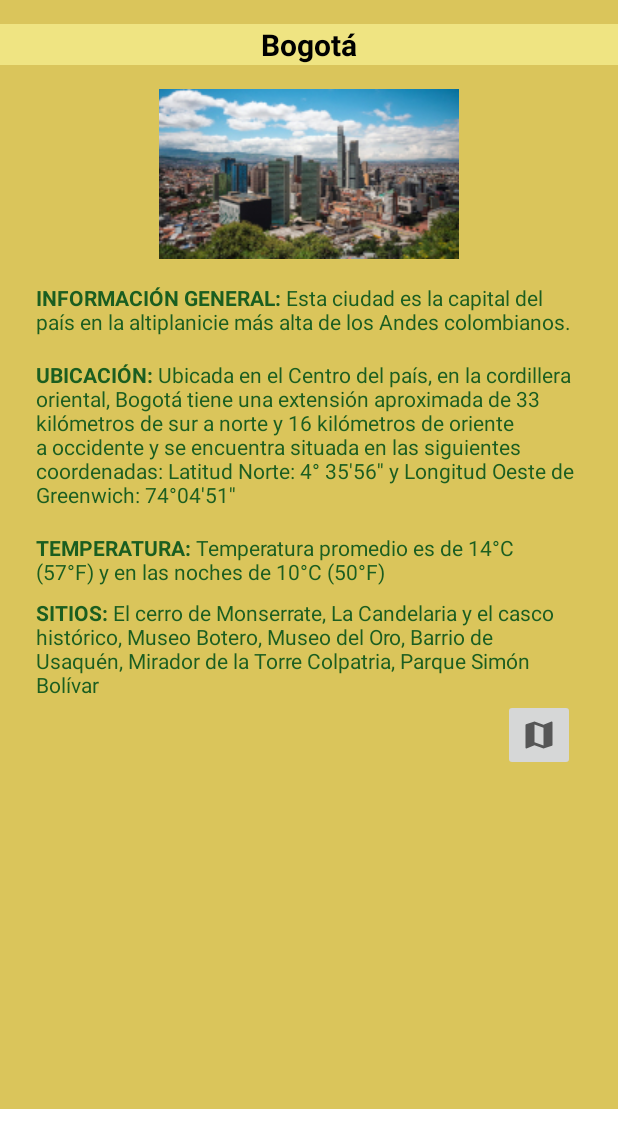
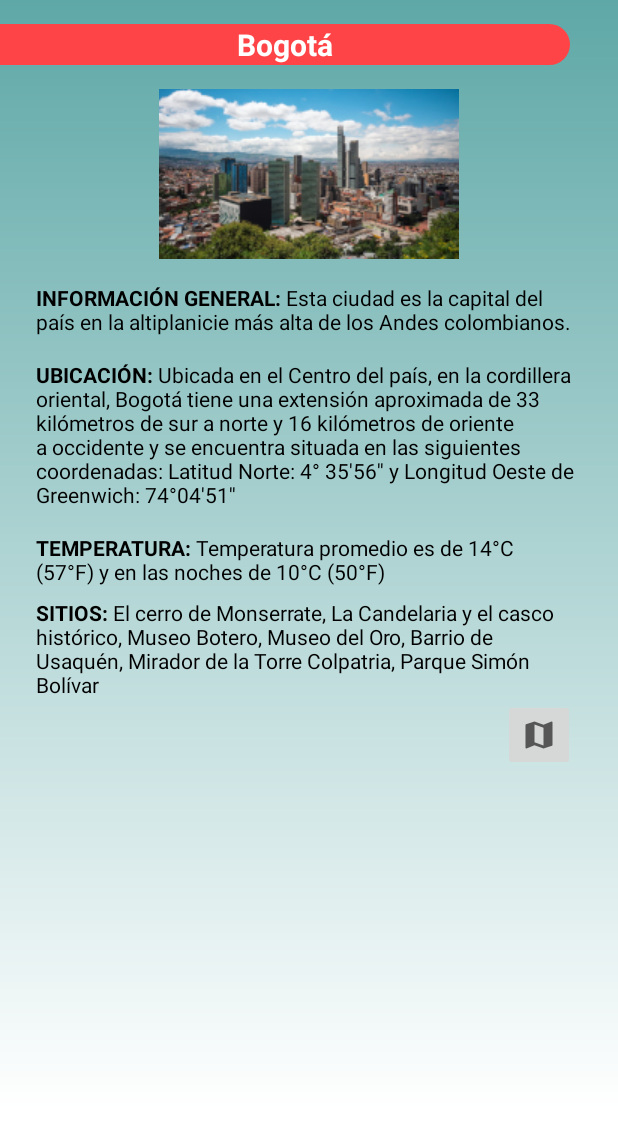
Before and after one commit to J-A-R-V-I-S-cicle-4/Programacion-movil, an Android app: the layout fragment_detail.xml on its own in the app's theme, with its tools: preview values and no code run, on a phone screen of 412 x 824 dp. Shown: the top 1148 px of the screen. Run offline under Robolectric (Android 15) with nearby library versions, the phone set to English and light mode, and no system bars; network calls fail.

Commit message:
ADD Nueva interfaz

```diff
--- a/poi/src/debug/res/values/google_maps_api.xml
+++ b/poi/src/debug/res/values/google_maps_api.xml
@@ -20,5 +20,5 @@
     Once you have your key (it starts with "AIza"), replace the "google_maps_key"
     string in this file.
     -->
-    <string name="google_maps_key" templateMergeStrategy="preserve" translatable="false">AIzaSyAFo8l35UD3BfVorDiKF9PCZ6MZbKPA55k</string>
+    <string name="google_maps_key" templateMergeStrategy="preserve" translatable="false">AIzaSyDXd6SZ9Fwow4llyHI51s4uJb1Zcm-me0A</string>
 </resources>
--- a/poi/src/main/AndroidManifest.xml
+++ b/poi/src/main/AndroidManifest.xml
@@ -9,7 +9,7 @@
          location permissions for the "MyLocation" functionality.
     -->
     <uses-permission android:name="android.permission.ACCESS_FINE_LOCATION" />
-    <uses-permission android:name="android.permission.ACCESS_COARSE_LOCATION"/>
+
     <uses-permission android:name="android.permission.INTERNET" />
 
     <application
--- /dev/null
+++ b/poi/src/main/res/drawable/bordes_redondos.xml
@@ -0,0 +1,10 @@
+<?xml version="1.0" encoding="utf-8"?>
+<selector xmlns:android="http://schemas.android.com/apk/res/android">
+    <item >
+        <shape android:shape="rectangle"  >
+            <corners android:topRightRadius="16dip"
+                    android:bottomRightRadius="16dip"/>
+            <solid android:color="#ff4447"/>
+        </shape>
+    </item>
+</selector>
--- /dev/null
+++ b/poi/src/main/res/drawable/degradado.xml
@@ -0,0 +1,10 @@
+<?xml version="1.0" encoding="utf-8"?>
+<shape
+    xmlns:android="http://schemas.android.com/apk/res/android">
+    <!--<solid android:color="#ffce38"/>-->
+    <gradient
+        android:startColor="#5EA8A7"
+        android:endColor="#ffffff
+"
+        android:angle="270" />
+</shape>
--- a/poi/src/main/res/layout/fragment_detail.xml
+++ b/poi/src/main/res/layout/fragment_detail.xml
@@ -9,7 +9,7 @@
     <androidx.constraintlayout.widget.ConstraintLayout
         android:layout_width="match_parent"
         android:layout_height="wrap_content"
-        android:background="#DAC55B"
+        android:background="@drawable/degradado"
         tools:context=".detalle.DetalleActivity">
 
         <TextView
@@ -17,11 +17,12 @@
             android:layout_width="0dp"
             android:layout_height="wrap_content"
             android:layout_marginTop="16dp"
+            android:layout_marginEnd="32dp"
             android:layout_marginBottom="696dp"
-            android:background="#EFE482"
+            android:background="@drawable/bordes_redondos"
             android:text="@string/bogota"
             android:textAlignment="center"
-            android:textColor="@color/black"
+            android:textColor="#FFFFFF"
             android:textSize="20sp"
             android:textStyle="bold"
             app:layout_constraintBottom_toBottomOf="parent"
@@ -38,7 +39,8 @@
             app:layout_constraintEnd_toEndOf="parent"
             app:layout_constraintStart_toStartOf="parent"
             app:layout_constraintTop_toBottomOf="@+id/name_text_view"
-            app:srcCompat="@drawable/bogota" />
+            app:srcCompat="@drawable/bogota"
+            tools:ignore="ImageContrastCheck" />
 
         <TextView
             android:id="@+id/information_text_view"
@@ -48,11 +50,12 @@
             android:layout_marginTop="16dp"
             android:layout_marginEnd="28dp"
             android:text="@string/informacion_general"
-            android:textColor="#1B5E20"
+            android:textColor="@color/black"
             app:layout_constraintEnd_toEndOf="parent"
             app:layout_constraintHorizontal_bias="0.0"
             app:layout_constraintStart_toStartOf="parent"
-            app:layout_constraintTop_toBottomOf="@+id/picture_image_view" />
+            app:layout_constraintTop_toBottomOf="@+id/picture_image_view"
+            tools:ignore="TextContrastCheck" />
 
         <TextView
             android:id="@+id/location_text_view"
@@ -63,11 +66,12 @@
             android:layout_marginEnd="28dp"
             android:text="@string/ubicacion"
             android:textAlignment="textStart"
-            android:textColor="#1B5E20"
+            android:textColor="@color/black"
             app:layout_constraintEnd_toEndOf="parent"
             app:layout_constraintHorizontal_bias="0.0"
             app:layout_constraintStart_toStartOf="parent"
-            app:layout_constraintTop_toBottomOf="@+id/information_text_view" />
+            app:layout_constraintTop_toBottomOf="@+id/information_text_view"
+            tools:ignore="TextContrastCheck" />
 
         <TextView
             android:id="@+id/temperature_text_view"
@@ -77,11 +81,12 @@
             android:layout_marginTop="16dp"
             android:layout_marginEnd="28dp"
             android:text="@string/temperatura"
-            android:textColor="#1B5E20"
+            android:textColor="@color/black"
             app:layout_constraintEnd_toEndOf="parent"
             app:layout_constraintHorizontal_bias="0.0"
             app:layout_constraintStart_toStartOf="parent"
-            app:layout_constraintTop_toBottomOf="@+id/location_text_view" />
+            app:layout_constraintTop_toBottomOf="@+id/location_text_view"
+            tools:ignore="TextContrastCheck,TextContrastCheck" />
 
         <TextView
             android:id="@+id/places_text_view"
@@ -91,24 +96,25 @@
             android:layout_marginTop="8dp"
             android:layout_marginEnd="28dp"
             android:text="@string/sitios_recomendados"
-            android:textColor="#1B5E20"
+            android:textColor="@color/black"
             app:layout_constraintEnd_toEndOf="parent"
             app:layout_constraintHorizontal_bias="0.0"
             app:layout_constraintStart_toStartOf="parent"
-            app:layout_constraintTop_toBottomOf="@+id/temperature_text_view" />
+            app:layout_constraintTop_toBottomOf="@+id/temperature_text_view"
+            tools:ignore="TextContrastCheck" />
 
         <ImageButton
             android:id="@+id/mapButton"
             android:layout_width="wrap_content"
             android:layout_height="wrap_content"
+            android:contentDescription="@string/map"
             android:minHeight="48dp"
             app:layout_constraintEnd_toEndOf="parent"
             app:layout_constraintHorizontal_bias="0.922"
             app:layout_constraintStart_toStartOf="parent"
             app:layout_constraintTop_toBottomOf="@+id/places_text_view"
             app:srcCompat="@drawable/ic_map"
-            tools:ignore="SpeakableTextPresentCheck"
-            android:contentDescription="@string/map"/>
+            tools:ignore="SpeakableTextPresentCheck,ImageContrastCheck" />
 
     </androidx.constraintlayout.widget.ConstraintLayout>
 </ScrollView>
--- a/poi/src/main/res/layout/fragment_list.xml
+++ b/poi/src/main/res/layout/fragment_list.xml
@@ -10,7 +10,7 @@
         android:id="@+id/poi_recycle_view"
         android:layout_width="0dp"
         android:layout_height="wrap_content"
-        android:background="#DAC55B"
+        android:background="@drawable/degradado"
         app:layout_constraintBottom_toBottomOf="parent"
         app:layout_constraintEnd_toEndOf="parent"
         app:layout_constraintStart_toStartOf="parent"
--- a/poi/src/main/res/values/themes.xml
+++ b/poi/src/main/res/values/themes.xml
@@ -2,8 +2,8 @@
     <!-- Base application theme. -->
     <style name="Theme.ColombiaPlacesToBe" parent="Theme.MaterialComponents.DayNight.DarkActionBar">
         <!-- Primary brand color. -->
-        <item name="colorPrimary">#1C30B1</item>
-        <item name="colorPrimaryVariant">#B30000</item>
+        <item name="colorPrimary">#5EA8A7</item>
+        <item name="colorPrimaryVariant">#257985</item>
         <item name="colorOnPrimary">@color/white</item>
         <!-- Secondary brand color. -->
         <item name="colorSecondary">@color/teal_200</item>
```
Also changed, not shown: poi/src/main/res/drawable/fondo_card_view.xml (added, +10 -0 lines), poi/src/main/res/layout/card_view_poi_item.xml (+25 -18 lines), 203 other files.
